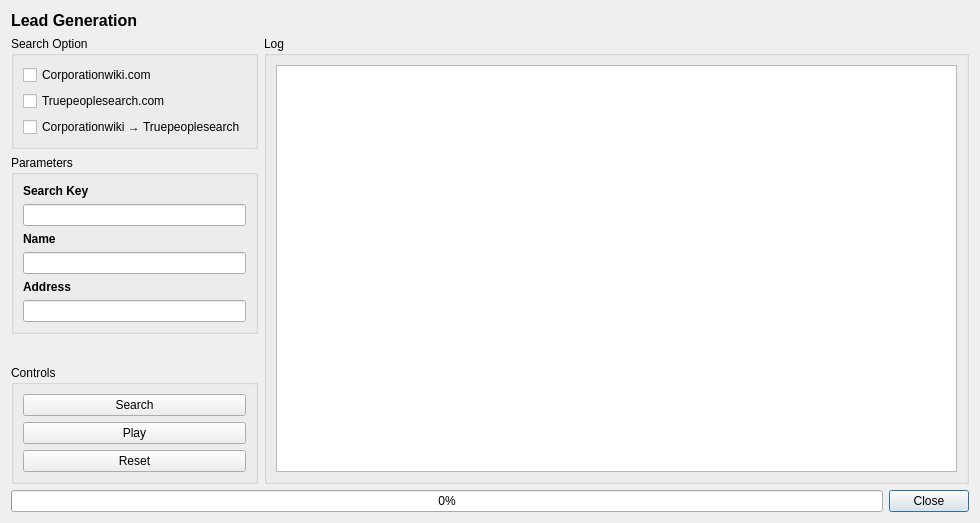
Qt form src/main.ui (zeuswebmaster/PyQT5_Bot_Project) before a commit.
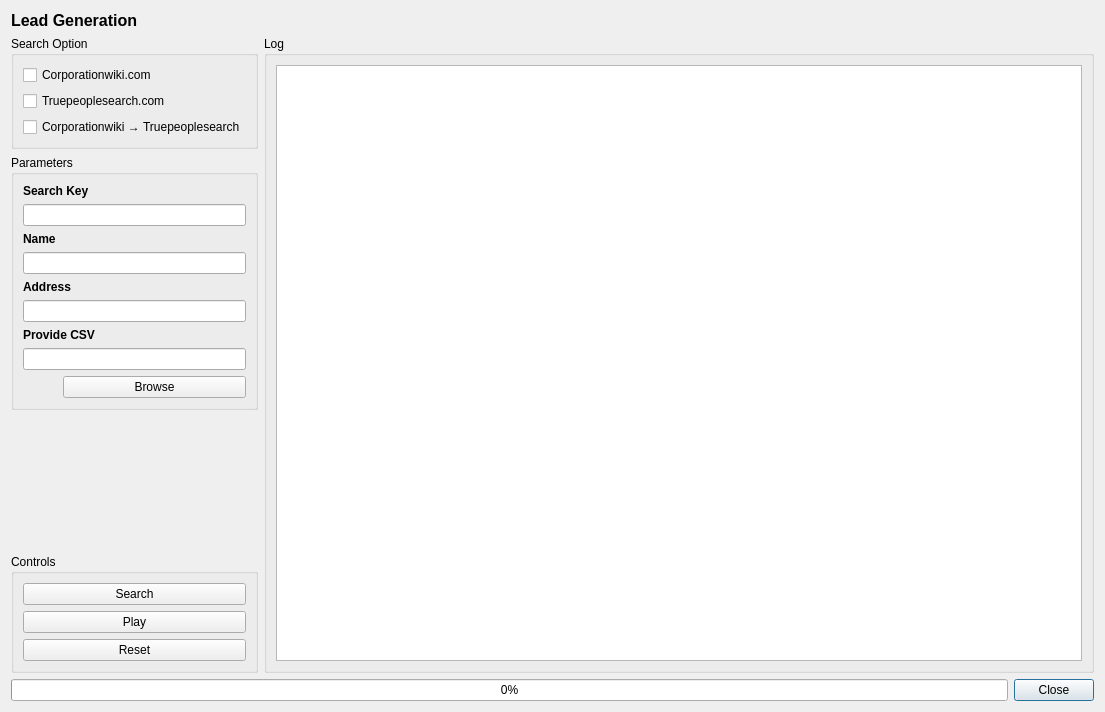
The same form after that commit.

Commit message: Added csv browse widget

What changed in the file:
```diff
--- a/src/main.ui
+++ b/src/main.ui
@@ -6,8 +6,8 @@
    <rect>
     <x>0</x>
     <y>0</y>
-    <width>980</width>
-    <height>523</height>
+    <width>1105</width>
+    <height>712</height>
    </rect>
   </property>
   <property name="windowTitle">
@@ -246,6 +246,57 @@
             </property>
            </widget>
           </item>
+          <item>
+           <widget class="QLabel" name="label_2">
+            <property name="font">
+             <font>
+              <pointsize>9</pointsize>
+              <weight>75</weight>
+              <bold>true</bold>
+             </font>
+            </property>
+            <property name="text">
+             <string>Provide CSV</string>
+            </property>
+           </widget>
+          </item>
+          <item>
+           <widget class="QLineEdit" name="csvLineEdit">
+            <property name="sizePolicy">
+             <sizepolicy hsizetype="Minimum" vsizetype="Minimum">
+              <horstretch>0</horstretch>
+              <verstretch>0</verstretch>
+             </sizepolicy>
+            </property>
+           </widget>
+          </item>
+          <item>
+           <layout class="QGridLayout" name="gridLayout_15">
+            <item row="0" column="1">
+             <widget class="QPushButton" name="browsePushBtn">
+              <property name="text">
+               <string>Browse</string>
+              </property>
+             </widget>
+            </item>
+            <item row="0" column="0">
+             <spacer name="horizontalSpacer">
+              <property name="orientation">
+               <enum>Qt::Horizontal</enum>
+              </property>
+              <property name="sizeType">
+               <enum>QSizePolicy::Minimum</enum>
+              </property>
+              <property name="sizeHint" stdset="0">
+               <size>
+                <width>40</width>
+                <height>20</height>
+               </size>
+              </property>
+             </spacer>
+            </item>
+           </layout>
+          </item>
          </layout>
         </item>
        </layout>
```
The commit also changes 2 other files.
